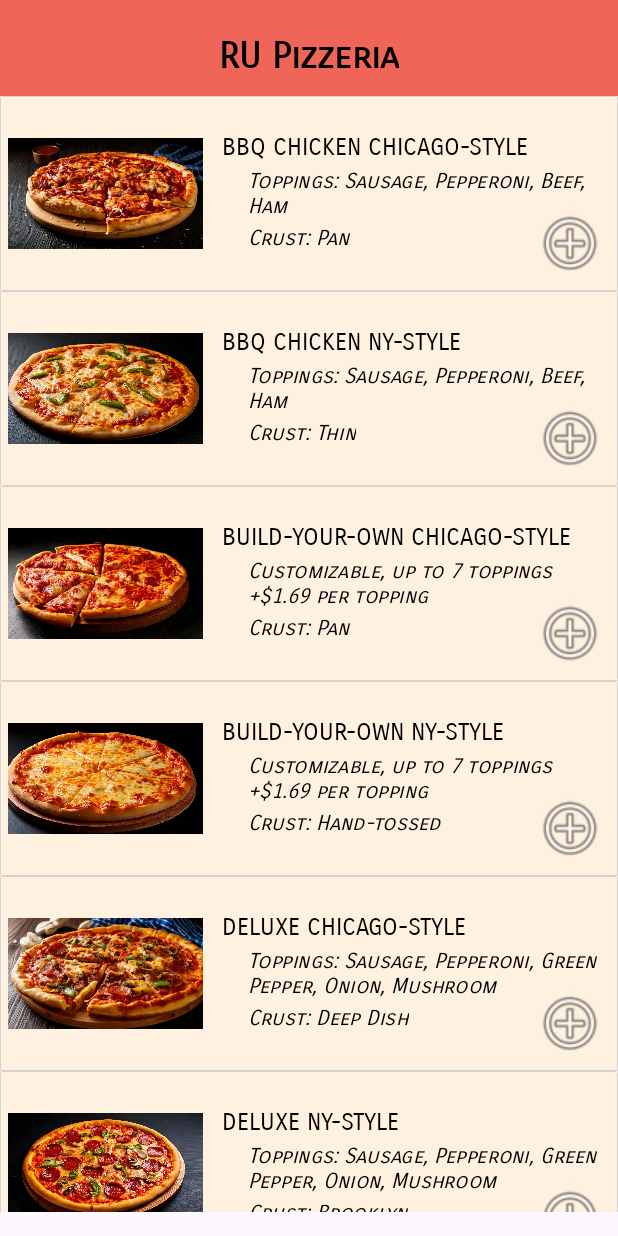
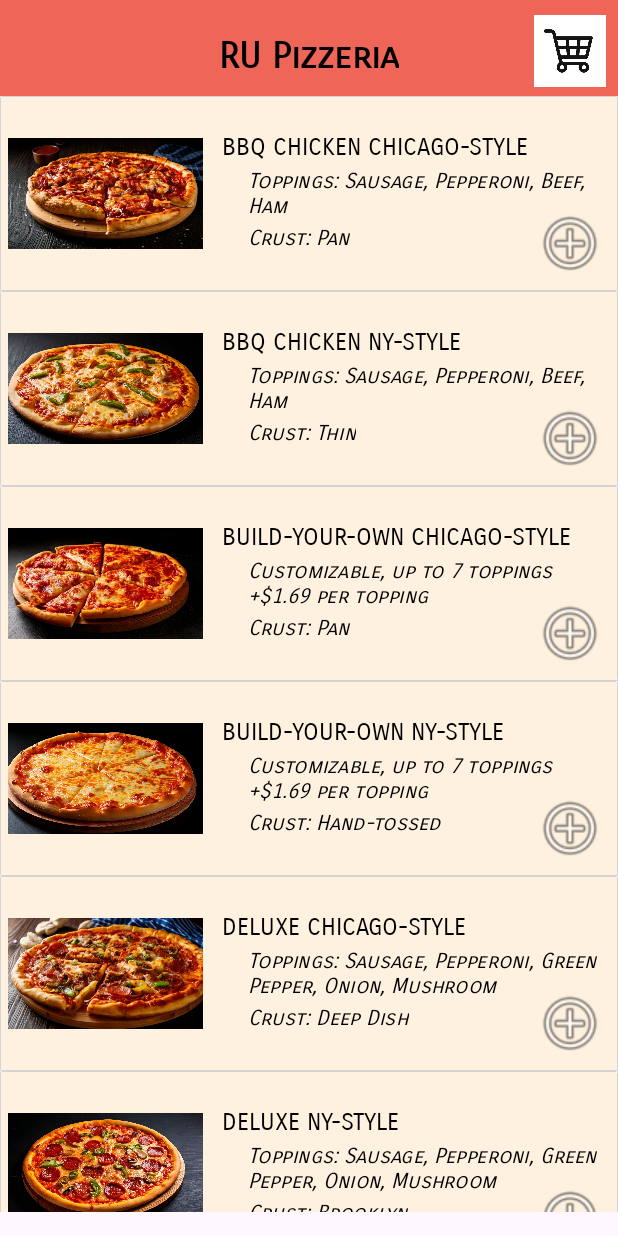
Before and after one commit to jasonord2004/Project5-Android-Studio, an Android app: the screen it shows after launch (MainActivity), on a phone screen of 412 x 824 dp. Run offline under Robolectric (Android 15) with nearby library versions, the phone set to English and light mode, and no system bars.

Commit message:
Added Cart Button
Added button to switch activities from main activity.

```diff
--- a/app/src/main/java/com/example/myapplication/MainActivity.java
+++ b/app/src/main/java/com/example/myapplication/MainActivity.java
@@ -1,6 +1,9 @@
 package com.example.myapplication;
 
+import android.content.Intent;
 import android.os.Bundle;
+import android.view.View;
+import android.widget.ImageButton;
 
 import androidx.appcompat.app.AppCompatActivity;
 import androidx.core.graphics.Insets;
@@ -27,12 +30,26 @@ public class MainActivity extends AppCompatActivity {
         ItemsAdapter adapter = new ItemsAdapter(this, items);
         rcview.setAdapter(adapter);
         rcview.setLayoutManager(new LinearLayoutManager(this));
-
-        ViewCompat.setOnApplyWindowInsetsListener(findViewById(R.id.orderLayout), (v, insets) -> {
+        ViewCompat.setOnApplyWindowInsetsListener(findViewById(R.id.main), (v, insets) -> {
             Insets systemBars = insets.getInsets(WindowInsetsCompat.Type.systemBars());
             v.setPadding(systemBars.left, systemBars.top, systemBars.right, systemBars.bottom);
             return insets;
         });
+        ImageButton addToCart = findViewById(R.id.cartButton);
+        addToCart.setOnClickListener(this::showOrderActivity);
+    }
+
+    protected void onStart(){
+        super.onStart();
+    }
+
+    protected void onResume(){
+        super.onResume();
+    }
+
+    public void showOrderActivity(View view){
+        Intent intent = new Intent(this, OrderActivity.class);
+        startActivity(intent);
     }
 
     private void setupMenuItems(){
--- a/app/src/main/res/layout/activity_main.xml
+++ b/app/src/main/res/layout/activity_main.xml
@@ -14,8 +14,23 @@
         android:background="@color/menu_bar_color"
         android:minHeight="?attr/actionBarSize"
         android:theme="?attr/actionBarTheme"
+        app:layout_constraintBottom_toTopOf="@+id/constraintLayout"
         app:layout_constraintStart_toStartOf="parent"
         app:layout_constraintTop_toTopOf="parent" />
+
+    <ImageButton
+        android:id="@+id/cartButton"
+        style="@android:style/Widget.Material.ImageButton"
+        android:layout_width="48dp"
+        android:layout_height="48dp"
+        android:layout_marginEnd="8dp"
+        android:layout_marginBottom="6dp"
+        android:background="@drawable/round_btn"
+        android:contentDescription="@string/currentOrder"
+        android:scaleType="centerCrop"
+        app:layout_constraintBottom_toBottomOf="@id/toolbar"
+        app:layout_constraintEnd_toEndOf="@id/toolbar"
+        app:srcCompat="@drawable/current_order" />
 
     <TextView
         android:id="@+id/textView"
@@ -33,6 +48,7 @@
         app:layout_constraintStart_toStartOf="parent" />
 
     <androidx.constraintlayout.widget.ConstraintLayout
+        android:id="@+id/constraintLayout"
         android:layout_width="match_parent"
         android:layout_height="wrap_content"
         app:layout_constraintStart_toStartOf="parent"
```
